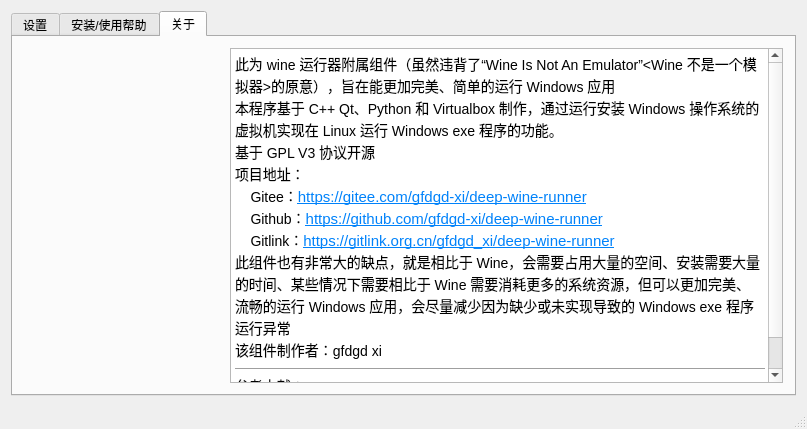
Above: VM-source/mainwindow.ui from gfdgd-xi/deep-wine-runner before the change. Below: the same form after it.
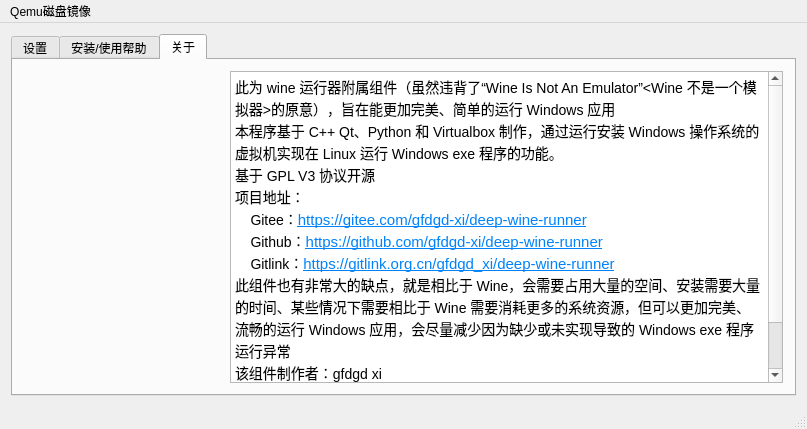
That is the form after the change. Icons and pictures are not drawn.

Commit message: 新增添加Qemu镜像功能

```diff
--- a/VM-source/mainwindow.ui
+++ b/VM-source/mainwindow.ui
@@ -374,6 +374,24 @@
     <string/>
    </property>
   </widget>
+  <widget class="QMenuBar" name="menuBar">
+   <property name="geometry">
+    <rect>
+     <x>0</x>
+     <y>0</y>
+     <width>807</width>
+     <height>36</height>
+    </rect>
+   </property>
+   <widget class="QMenu" name="menuQemu">
+    <property name="title">
+     <string>Qemu磁盘镜像</string>
+    </property>
+    <addaction name="addQemuDisk"/>
+    <addaction name="delQemuDisk"/>
+   </widget>
+   <addaction name="menuQemu"/>
+  </widget>
   <action name="action">
    <property name="text">
     <string>退出</string>
```
Left out of the diff: 10 changed lines with no effect on the pictures. The commit also changes 3 other files.
